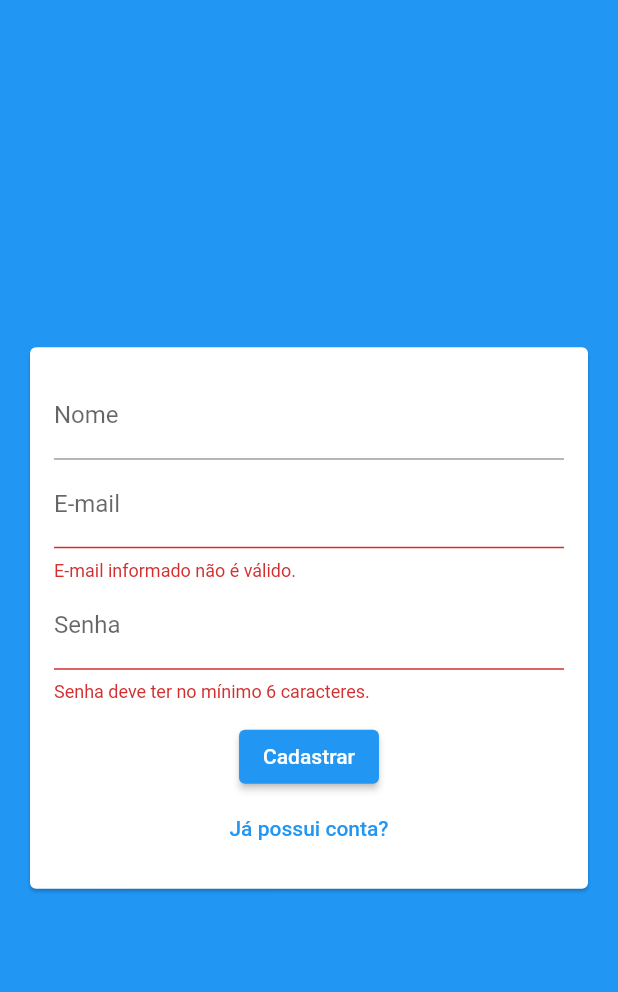
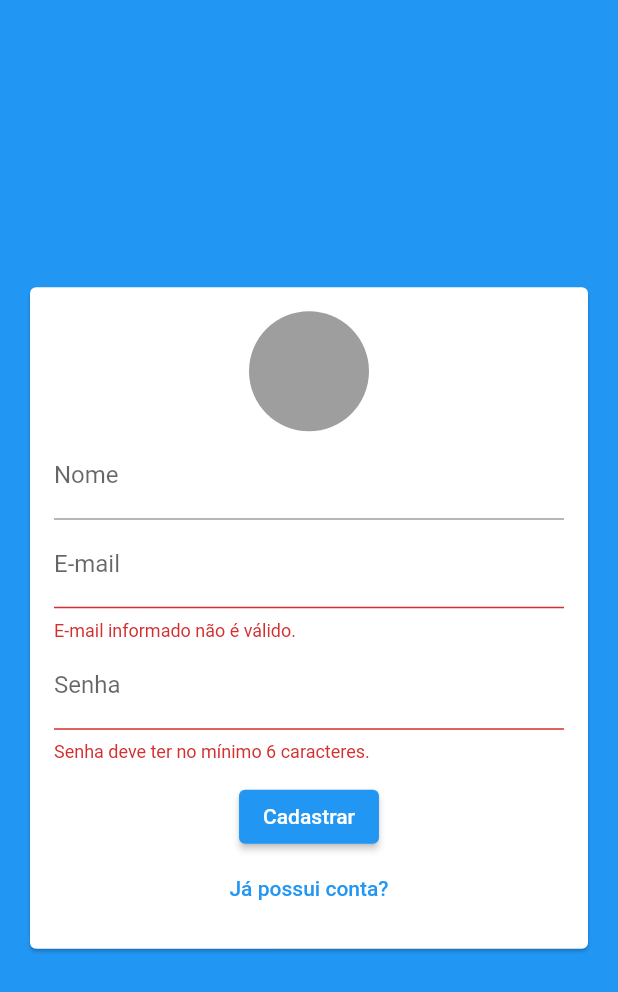
Before and after one commit to EduardoMoreira26/Flutter-Chat-Firebase, a Flutter app: the screen it shows after launch, after a tap on "Entrar", after a tap on "Criar uma nova conta?", on a phone screen of 412 x 824 dp. Shown: the top 992 px of the screen. Run offline on Flutter 3.47's test engine with Material 2 defaults, Android fonts, the phone set to English and light mode, and no system bars.

Commit message:
image picker

```diff
--- a/lib/components/auth_form.dart
+++ b/lib/components/auth_form.dart
@@ -1,8 +1,16 @@
+import 'dart:io';
+
+import 'package:chat/components/user_image_picker.dart';
 import 'package:chat/models/auth_form_data.dart';
 import 'package:flutter/material.dart';
 
 class AuthForm extends StatefulWidget {
-  const AuthForm({Key key}) : super(key: key);
+  final void Function(AuthFormData) onSubmit;
+
+  const AuthForm({
+    Key key,
+    @required this.onSubmit,
+  }) : super(key: key);
 
   @override
   _AuthFormState createState() => _AuthFormState();
@@ -12,9 +20,15 @@ class _AuthFormState extends State<AuthForm> {
   final _formKey = GlobalKey<FormState>();
   final _formData = AuthFormData();
 
+  void _handleImagePick(File image) {
+    _formData.image = image;
+  }
+
   void _submit() {
     final isValid = _formKey.currentState?.validate() ?? false;
-    if(!isValid) return;
+    if (!isValid) return;
+
+    widget.onSubmit(_formData);
   }
 
   @override
@@ -27,13 +41,14 @@ class _AuthFormState extends State<AuthForm> {
           key: _formKey,
           child: Column(
             children: [
+               if (_formData.isSignup) UserImagePicker(onImagePick: _handleImagePick,),
               if (_formData.isSignup)
                 TextFormField(
                   key: ValueKey('name'),
                   initialValue: _formData.name,
-                  onChanged:(name) =>  _formData.name = name,
+                  onChanged: (name) => _formData.name = name,
                   decoration: InputDecoration(labelText: 'Nome'),
-                  validator: (_name){
+                  validator: (_name) {
                     final name = _name ?? 'Nome';
                     if (name.trim().length < 5) {
                       return 'Nome deve ter no mínimo 5 caracteres.';
@@ -43,10 +58,10 @@ class _AuthFormState extends State<AuthForm> {
                 ),
               TextFormField(
                 initialValue: _formData.email,
-                  onChanged:(email) =>  _formData.email = email,
+                onChanged: (email) => _formData.email = email,
                 key: ValueKey('email'),
                 decoration: InputDecoration(labelText: 'E-mail'),
-                 validator: (_email){
+                validator: (_email) {
                   final email = _email ?? 'Nome';
                   if (!email.contains('@')) {
                     return 'E-mail informado não é válido.';
@@ -56,11 +71,11 @@ class _AuthFormState extends State<AuthForm> {
               ),
               TextFormField(
                 initialValue: _formData.password,
-                  onChanged:(password) =>  _formData.password = password,
+                onChanged: (password) => _formData.password = password,
                 key: ValueKey('password'),
                 obscureText: true,
                 decoration: InputDecoration(labelText: 'Senha'),
-                validator: (_password){
+                validator: (_password) {
                   final password = _password ?? 'Nome';
                   if (password.length < 6) {
                     return 'Senha deve ter no mínimo 6 caracteres.';
--- /dev/null
+++ b/lib/components/user_image_picker.dart
@@ -0,0 +1,28 @@
+import 'dart:io';
+
+import 'package:flutter/material.dart';
+
+class UserImagePicker extends StatefulWidget {
+  final void Function(File image) onImagePick;
+  UserImagePicker({
+    Key key,
+    @required this.onImagePick,
+  }) : super(key: key);
+
+  @override
+  _UserImagePickerState createState() => _UserImagePickerState();
+}
+
+class _UserImagePickerState extends State<UserImagePicker> {
+  @override
+  Widget build(BuildContext context) {
+    return Column(
+      children: [
+        CircleAvatar(
+          radius: 40,
+          backgroundColor: Colors.grey,
+        ),
+      ],
+    );
+  }
+}
--- a/lib/pages/auth_page.dart
+++ b/lib/pages/auth_page.dart
@@ -1,17 +1,47 @@
 import 'package:chat/components/auth_form.dart';
+import 'package:chat/models/auth_form_data.dart';
 import 'package:flutter/material.dart';
 
-class AuthPage extends StatelessWidget {
+class AuthPage extends StatefulWidget {
   const AuthPage({Key key}) : super(key: key);
+
+  @override
+  _AuthPageState createState() => _AuthPageState();
+}
+
+class _AuthPageState extends State<AuthPage> {
+  bool _isLoading = false;
+
+  void _handleSubmit(AuthFormData formData) {
+    setState(() => _isLoading = true);
+    print('authPage');
+    print(formData.name);
+    setState(() => _isLoading = false);
+  }
 
   @override
   Widget build(BuildContext context) {
     return Scaffold(
       backgroundColor: Theme.of(context).primaryColor,
-      body: Center(
-        child: SingleChildScrollView(
-          child: AuthForm(),
-        ),
+      body: Stack(
+        children: [
+          Center(
+            child: SingleChildScrollView(
+              child: AuthForm(
+                onSubmit: _handleSubmit,
+              ),
+            ),
+          ),
+          if (_isLoading)
+            Container(
+              decoration: BoxDecoration(
+                color: Color.fromRGBO(0, 0, 0, 0.5),
+              ),
+              child: Center(
+                child: CircularProgressIndicator(),
+              ),
+            ),
+        ],
       ),
     );
   }
--- a/pubspec.yaml
+++ b/pubspec.yaml
@@ -28,6 +28,7 @@ dependencies:
   # The following adds the Cupertino Icons font to your application.
   # Use with the CupertinoIcons class for iOS style icons.
   cupertino_icons: ^1.0.2
+  image_picker: ^0.8.3+2
 
 dev_dependencies:
   flutter_test:
```
Also changed, not shown: pubspec.lock, 1 other file. Lines whose indentation alone changed are shown as unchanged.
